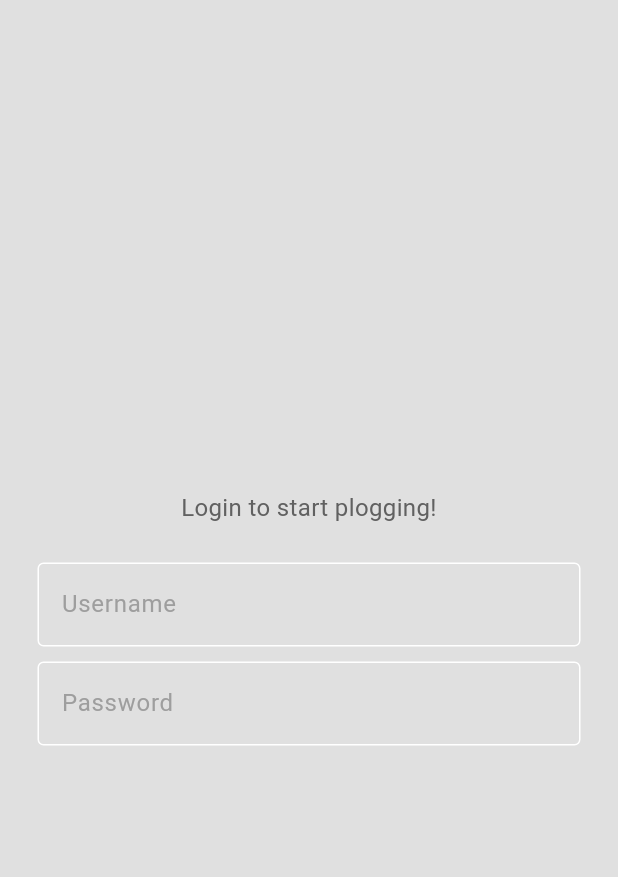
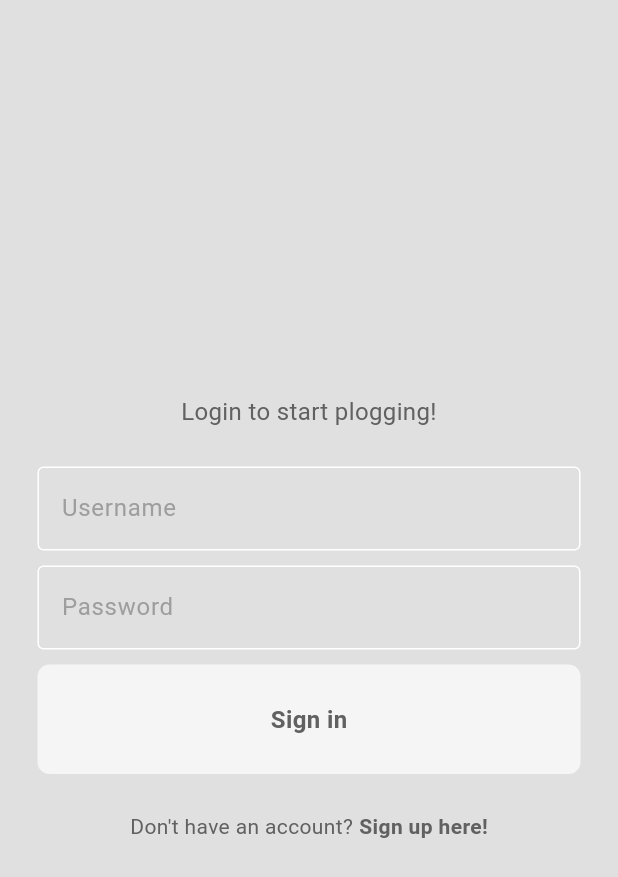
Before and after one commit to helen-yao/plog, a Flutter app: the screen it shows after launch, on a phone screen of 412 x 824 dp. Shown: the top 877 px of the screen. Run offline on Flutter 3.47's test engine with Material 3 defaults, Android fonts, the phone set to English and light mode, and no system bars.

Commit message:
login page done

```diff
--- /dev/null
+++ b/lib/components/my_button.dart
@@ -0,0 +1,37 @@
+import 'package:flutter/material.dart';
+
+class MyButton extends StatelessWidget {
+  final Function()? onTap;
+  final String text;
+
+  const MyButton({
+    super.key,
+    required this.text,
+    required this.onTap,
+  });
+
+  @override
+  Widget build(BuildContext context) {
+    return GestureDetector(
+      onTap: onTap,
+      child: Container(
+        padding: const EdgeInsets.all(25),
+        margin: const EdgeInsets.symmetric(horizontal: 25),
+        decoration: BoxDecoration(
+          color: Theme.of(context).colorScheme.secondary,
+          borderRadius: BorderRadius.circular(8),
+        ),
+        child: Center(
+          child: Text(
+            text,
+            style: TextStyle(
+              fontWeight: FontWeight.bold,
+              color: Theme.of(context).colorScheme.inversePrimary,
+              fontSize: 16,
+            )
+          ),
+        )
+      )
+    );
+  }
+}
--- a/lib/main.dart
+++ b/lib/main.dart
@@ -21,7 +21,9 @@
   Widget build(BuildContext context) {
     return MaterialApp(
       title: 'Plog',
-      home: LoginPage(),
+      home: LoginPage(
+        onTap: () {}
+      ),
       theme: Provider.of<ThemeProvider>(context).themeData,
     );
   }
--- a/lib/pages/login_page.dart
+++ b/lib/pages/login_page.dart
@@ -1,11 +1,20 @@
 import 'package:flutter/material.dart';
+import 'package:plog/components/my_button.dart';
 import 'package:plog/components/my_textfield.dart';
 
-class LoginPage extends StatelessWidget {
+class LoginPage extends StatefulWidget {
+  final void Function()? onTap;
+
+  const LoginPage({super.key, required this.onTap});
+
+  @override
+  State<LoginPage> createState() => _LoginPageState();
+}
+
+class _LoginPageState extends State<LoginPage> {
+
   final TextEditingController usernameController = TextEditingController();
   final TextEditingController passwordController = TextEditingController();
-
-  LoginPage({super.key});
 
   @override
   Widget build(BuildContext context) {
@@ -47,12 +56,38 @@ class LoginPage extends StatelessWidget {
           obscureText: true,
         ),
 
+        const SizedBox(height:10),
+
+        // sign in button
+        MyButton(text: "Sign in", onTap: () {}),
+
         const SizedBox(height:25),
 
-        // sign in button
+        // don't have an account? sign up!
+        Row(
+          mainAxisAlignment: MainAxisAlignment.center,
+          children: [
+            Text("Don't have an account?",
+              style: TextStyle(
+                color: Theme.of(context).colorScheme.inversePrimary,
+              )
+            ),
+            const SizedBox(width: 4),
+            GestureDetector(
+              onTap: widget.onTap,
+              child: Text("Sign up here!",
+                  style: TextStyle(
+                  color: Theme.of(context).colorScheme.inversePrimary,
+                  fontWeight: FontWeight.bold,
+                )
+              ),
+            )
+          ],
+        ),
 
-        // don't have an account? sign up!
-      ],)
+        const SizedBox(height:25),
+      ],
+      )
     );
   }
 }
```
